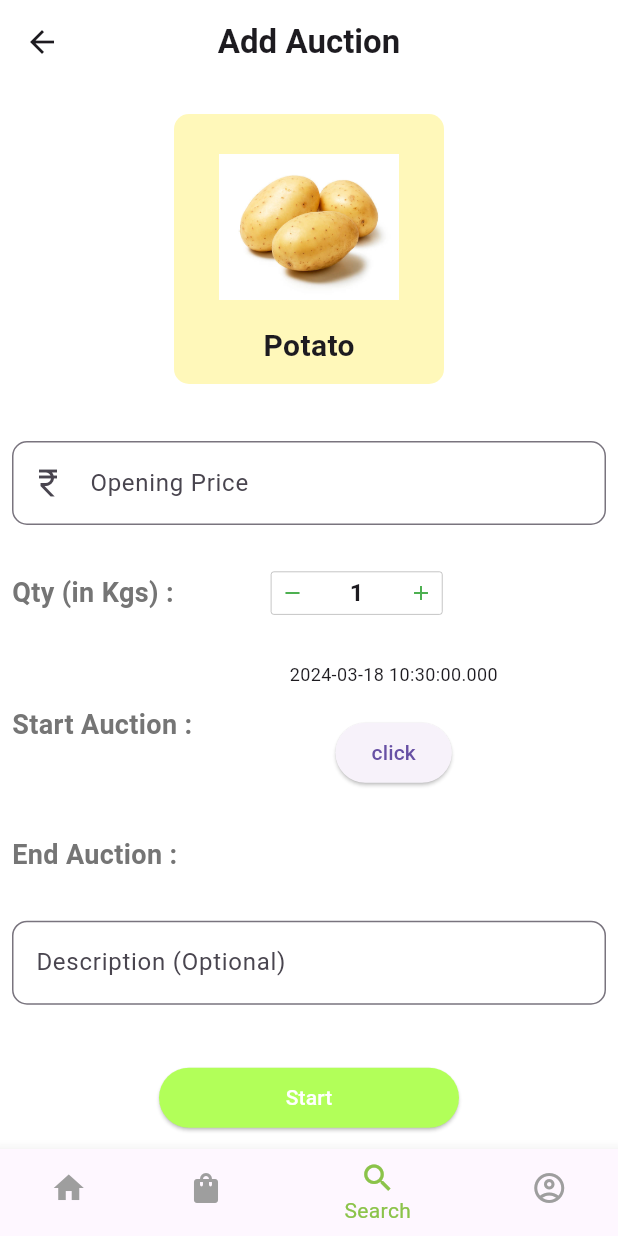
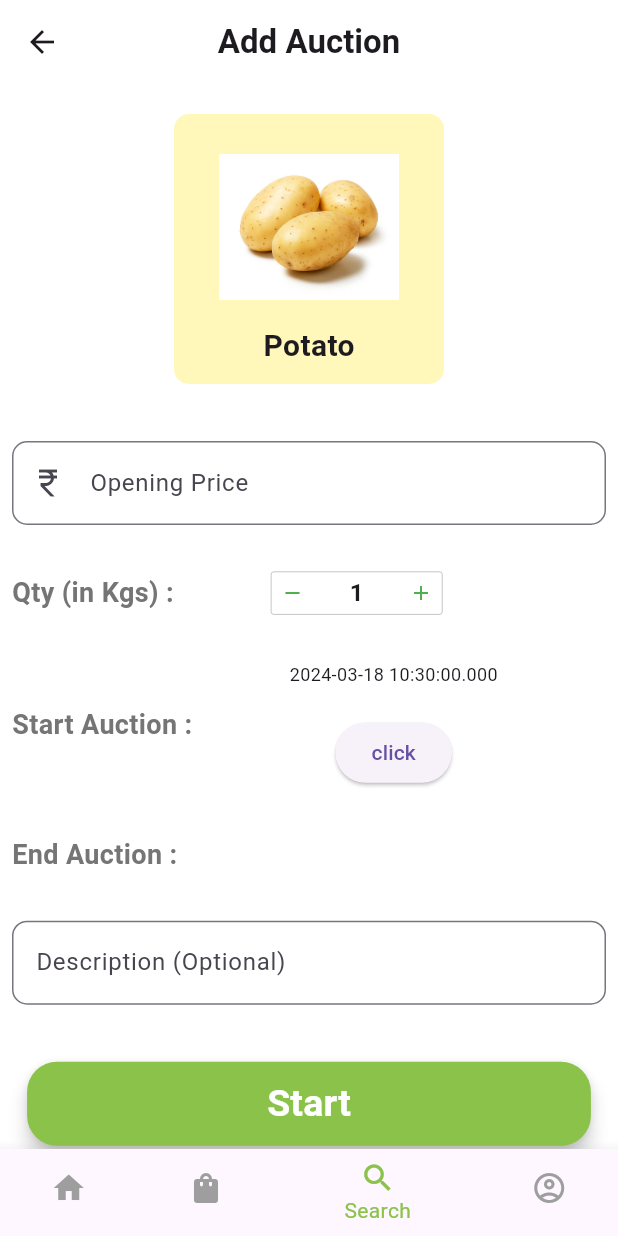
Before and after one commit to DiyaParaswani/wholesaler_frontend, a Flutter app: the AddAuction screen opened directly, on a phone screen of 412 x 824 dp. Run offline on Flutter 3.47's test engine with Material 3 defaults, Android fonts, the phone set to English and light mode, and no system bars; drawn by our look-alikes of input_quantity; our stand-ins replace image_picker.

Commit message:
updated file

```diff
--- a/lib/Wholesaler/addauction.dart
+++ b/lib/Wholesaler/addauction.dart
@@ -277,22 +277,25 @@ class _AddAuctionState extends State<AddAuction> {
                 ),
               ),
               SizedBox(height: 30),
-              Container(
-                child: SizedBox(
-                  width: 200,
+              Center(
                 child: ElevatedButton(
                   onPressed: () {
                     Navigator.of(context).push(
                       MaterialPageRoute(builder: (context) => Bids()),
                     );
-
                   },
-                    child: Text("Start"),
-                    style: ButtonStyle(
-                      backgroundColor:
-                      MaterialStateProperty.all(Colors.lightGreenAccent),
-                      foregroundColor: MaterialStateProperty.all(Colors.white),
+                  child: Text(
+                    "Start",
+                    style: TextStyle(fontWeight: FontWeight.bold, fontSize: 25),
                   ),
+                  style: ElevatedButton.styleFrom(
+                    primary: Colors.lightGreen,
+                    onPrimary: Colors.white,
+                    elevation: 5,
+                    shape: RoundedRectangleBorder(
+                      borderRadius: BorderRadius.circular(20),
+                    ),
+                    padding: EdgeInsets.symmetric(horizontal: 160, vertical: 10),
                   ),
                 ),
               ),
--- a/lib/Wholesaler/auctioncomplete.dart
+++ b/lib/Wholesaler/auctioncomplete.dart
@@ -81,7 +81,7 @@ class _AuctionCompletedState extends State<AuctionCompleted> with SingleTickerPr
               Container(
                 child:SizedBox(
                   width: 200,
-                  child: ElevatedButton(onPressed: (){}, child: Text("Notify Winner"),style:ButtonStyle(backgroundColor: MaterialStateProperty.all(Colors.lightGreenAccent),foregroundColor: MaterialStateProperty.all(Colors.white)),
+                  child: ElevatedButton(onPressed: (){}, child: Text("Notify Winner"),style:ButtonStyle(backgroundColor: MaterialStateProperty.all(Colors.lightGreen),foregroundColor: MaterialStateProperty.all(Colors.white)),
 
                   ),
                 ),
--- a/lib/Wholesaler/bids.dart
+++ b/lib/Wholesaler/bids.dart
@@ -36,7 +36,9 @@ class Bids extends StatelessWidget {
         leading: IconButton(
           icon: Icon(Icons.arrow_back),
           onPressed: () {
-            // Handle back button press
+            Navigator.of(context).push(
+              MaterialPageRoute(builder: (context) => MyAuction()),
+            );
           },
         ),
         actions: <Widget>[
--- a/lib/Wholesaler/payment.dart
+++ b/lib/Wholesaler/payment.dart
@@ -36,7 +36,9 @@ class Payment extends StatelessWidget {
         leading: IconButton(
           icon: Icon(Icons.arrow_back),
           onPressed: () {
-            // Handle back button press
+            Navigator.of(context).push(
+              MaterialPageRoute(builder: (context) => OrderStatus()),
+            );
           },
         ),
       ),
@@ -79,7 +81,7 @@ class Payment extends StatelessWidget {
                   children: [
                     // Image
                     CircleAvatar(
-                      backgroundImage: AssetImage('1.png'),
+                      backgroundImage: AssetImage('assets/1.png'),
                       radius: 25,
                     ),
                     // Name and product details
--- a/lib/main.dart
+++ b/lib/main.dart
@@ -22,7 +22,9 @@ import 'package:wholesaler/Wholesaler/payment.dart';
 
 void main() {
   runApp(MaterialApp(
-    debugShowCheckedModeBanner: false,
+
     home: MyApp(),
+
+
   ));
 }
```
Also changed, not shown: lib/Wholesaler/notifyretailer.dart (+16 -7 lines), lib/Wholesaler/order.dart (+5 -3 lines), lib/Wholesaler/orderstatus.dart (+19 -5 lines), assets/order_delivered.png (added), assets/order_prepared.png (added), assets/order_taken.png (added), assets/out_for_delivery.jpg (added). Lines whose indentation alone changed are shown as unchanged.
